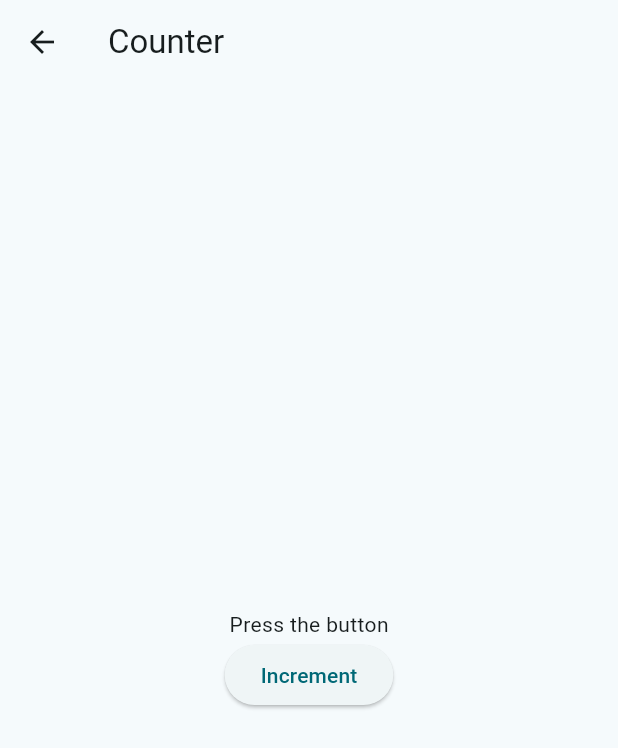
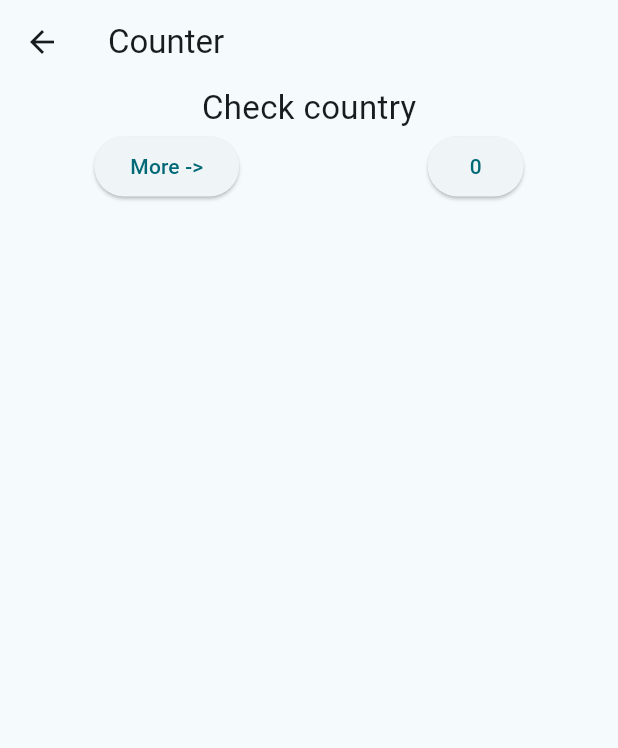
Before and after one commit to wadpas/riverpod_flutter_state, a Flutter app: the CounterPage screen opened by its route, on a phone screen of 412 x 824 dp. Shown: the top 748 px of the screen. Run offline on Flutter 3.47's test engine with Material 2 defaults, Android fonts, the phone set to English and light mode, and no system bars; our stand-ins replace hooks_riverpod.

Commit message:
updated counter app.

```diff
--- a/lib/counter/counter_page.dart
+++ b/lib/counter/counter_page.dart
@@ -7,6 +7,9 @@ class CounterPage extends ConsumerWidget {
 
   @override
   Widget build(BuildContext context, WidgetRef ref) {
+    final count = ref.watch(counterProvider);
+    final capital = ref.watch(capitalProvider);
+
     return Scaffold(
       appBar: AppBar(
         title: const Text('Counter'),
@@ -14,19 +17,41 @@ class CounterPage extends ConsumerWidget {
       body: SizedBox(
         width: double.infinity,
         child: Column(
-          mainAxisAlignment: MainAxisAlignment.center,
           children: [
-            Consumer(
-              builder: (context, ref, child) {
-                final count = ref.watch(counterProvider);
-                final text =
-                    count == null ? 'Press the button' : count.toString();
-                return Text(text);
+            capital.when(
+              data: (data) => Text(
+                data,
+                style: const TextStyle(fontSize: 22),
+              ),
+              error: (error, stackTrace) => const Text('Error (('),
+              loading: () => const CircularProgressIndicator(),
+            ),
+            ListView.builder(
+              shrinkWrap: true,
+              itemCount: count,
+              itemBuilder: (context, index) {
+                final country = Country.values[index];
+                final isSelected = country == ref.watch(countryProvider);
+                return ListTile(
+                  title: Text(country.toString()),
+                  trailing: isSelected ? const Icon(Icons.check) : null,
+                  onTap: () =>
+                      ref.read(countryProvider.notifier).state = country,
+                );
               },
             ),
-            ElevatedButton(
-              onPressed: ref.read(counterProvider.notifier).increment,
-              child: const Text('Increment'),
+            Row(
+              mainAxisAlignment: MainAxisAlignment.spaceAround,
+              children: [
+                ElevatedButton(
+                  onPressed: ref.read(counterProvider.notifier).increment,
+                  child: const Text('More ->'),
+                ),
+                ElevatedButton(
+                  onPressed: () {},
+                  child: Text(count.toString()),
+                )
+              ],
             ),
           ],
         ),
--- a/lib/counter/counter_state.dart
+++ b/lib/counter/counter_state.dart
@@ -1,13 +1,47 @@
 import 'package:hooks_riverpod/hooks_riverpod.dart';
 
+enum Country { Germany, France, Italy, Spain, Belgium }
+
 final class Counter extends StateNotifier<int?> {
-  Counter() : super(null);
-  void increment() => state = (state ?? 0) + 1;
+  Counter() : super(0);
+  void increment() {
+    if (state! < Country.values.length) {
+      state = (state ?? 0) + 1;
+    }
+  }
 }
+
+Future<String> getCapital(Country country) {
+  return Future.delayed(
+    const Duration(seconds: 1),
+    () => {
+      Country.Germany: 'Berlin',
+      Country.France: 'Paris',
+      Country.Italy: 'Rome',
+      Country.Spain: 'Madrid',
+      Country.Belgium: 'Brussels'
+    }[country]!,
+  );
+}
+
+final countryProvider = StateProvider<Country?>((ref) => null);
+
+final capitalProvider = FutureProvider<String>(
+  (ref) {
+    final country = ref.watch(countryProvider);
+    if (country != null) {
+      return getCapital(country);
+    } else {
+      return 'Check country';
+    }
+  },
+);
 
 final counterProvider = StateNotifierProvider<Counter, int?>(
   (ref) => Counter(),
 );
+
+
 
 // extension InfixAddition<T extends num> on T? {
 //   T? operator +(T? other) {
--- a/lib/weather/weather_page.dart
+++ b/lib/weather/weather_page.dart
@@ -8,6 +8,7 @@ class WeatherPage extends ConsumerWidget {
   @override
   Widget build(BuildContext context, WidgetRef ref) {
     final currentWeather = ref.watch(weatherProvider);
+
     return Scaffold(
       appBar: AppBar(
         title: const Text('Weather'),
```
